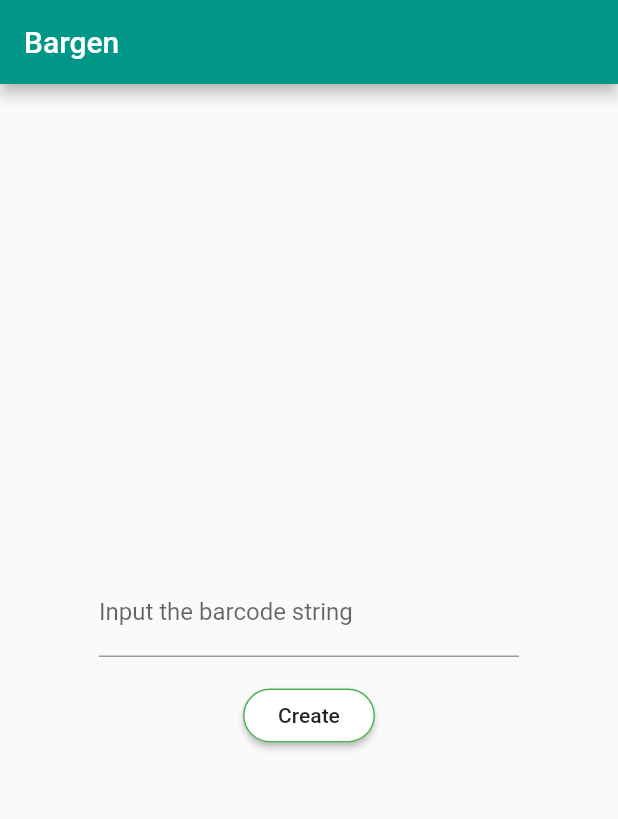
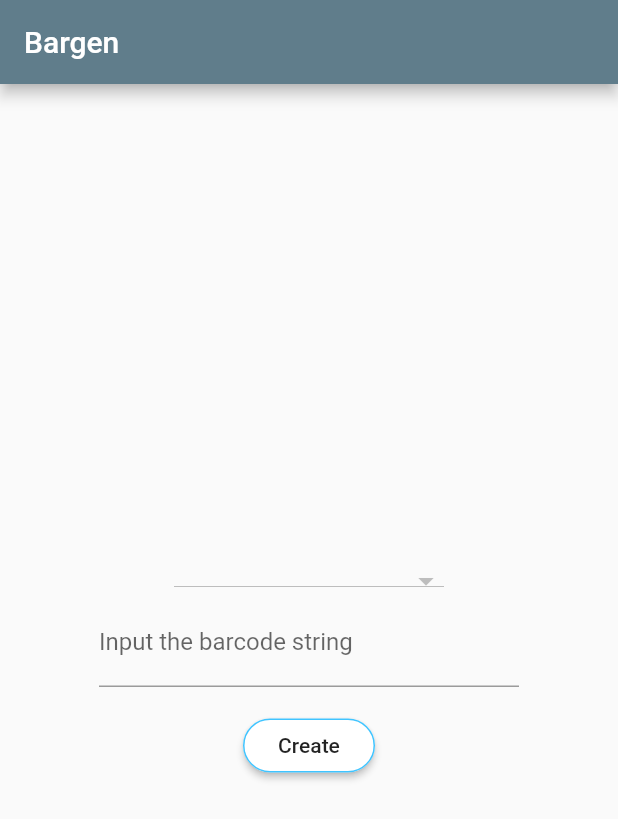
Before and after one commit to yasukotelin/bargen, a Flutter app: the screen it shows after launch, after a tap on "Create", on a phone screen of 412 x 824 dp. Shown: the top 819 px of the screen. Run offline on Flutter 3.47's test engine with Material 2 defaults, Android fonts, the phone set to English and light mode, and no system bars; missing offline and left inert: barcode_flutter.

Commit message:
Add the function to generate a barcode

```diff
--- a/lib/compoments/home/home.dart
+++ /dev/null
@@ -1,117 +0,0 @@
-import 'package:flutter/material.dart';
-import 'package:barcode_flutter/barcode_flutter.dart';
-
-class Home extends StatefulWidget {
-  final String title = "Bargen";
-
-  @override
-  _HomeState createState() => _HomeState();
-}
-
-class _HomeState extends State<Home> {
-  final _barcodeStringController = TextEditingController();
-  String _barcodeString;
-
-  @override
-  Widget build(BuildContext context) {
-    return Scaffold(
-      appBar: AppBar(
-        title: Text(widget.title),
-      ),
-      body: Center(
-        child: Column(
-          mainAxisAlignment: MainAxisAlignment.center,
-          children: <Widget>[
-            Barcode(
-              barcodeString: _barcodeString,
-              codeType: BarCodeType.Code39,
-            ),
-            _inputArea(),
-          ],
-        ),
-      ),
-    );
-  }
-
-  Widget _inputArea() {
-    return Column(
-      children: <Widget>[
-        Container(
-          width: 280.0,
-          alignment: Alignment.center,
-          child: TextField(
-            controller: _barcodeStringController,
-            decoration: const InputDecoration(
-              labelText: "Input the barcode string",
-            ),
-          ),
-        ),
-        Container(
-          margin: EdgeInsets.only(top: 15.0),
-          child: RaisedButton(
-            child: Text("Create"),
-            color: Colors.white,
-            shape: StadiumBorder(
-              side: BorderSide(color: Colors.green),
-            ),
-            onPressed: () {
-              setState(() {
-                _barcodeString = _barcodeStringController.text;
-              });
-            },
-          ),
-        ),
-      ],
-    );
-  }
-}
-
-class Barcode extends StatefulWidget {
-  Barcode({this.barcodeString, this.codeType});
-
-  final String barcodeString;
-  final BarCodeType codeType;
-
-  @override
-  State<StatefulWidget> createState() => BarcodeState();
-}
-
-class BarcodeState extends State<Barcode> {
-  @override
-  Widget build(BuildContext context) {
-    return _generate();
-  }
-
-  Widget _generate() {
-    if (widget.barcodeString == null || widget.barcodeString.isEmpty) {
-      return Container();
-    } else {
-      return _createBarcode();
-    }
-  }
-
-  Widget _createErrorWidget(String errorMsg) {
-    return Column(
-      children: <Widget>[
-        Icon(
-          Icons.mood_bad,
-          size: 50,
-        ),
-        Text(errorMsg),
-      ],
-    );
-  }
-
-  BarCodeImage _createBarcode() {
-    return BarCodeImage(
-      data: widget.barcodeString,
-      codeType: widget.codeType,
-      lineWidth: 2.0,
-      barHeight: 100.0,
-      hasText: true,
-      onError: (error) {
-        print(error);
-      },
-    );
-  }
-}
--- a/lib/main.dart
+++ b/lib/main.dart
@@ -1,6 +1,6 @@
 import 'package:flutter/material.dart';
 
-import 'compoments/home/home.dart';
+import 'ui/page/home/home.dart';
 
 void main() => runApp(App());
 
@@ -10,9 +10,9 @@ class App extends StatelessWidget {
     return MaterialApp(
       title: 'Bargen',
       theme: ThemeData(
-        primarySwatch: Colors.teal,
+        primarySwatch: Colors.blueGrey,
       ),
-      home: Home(),
+      home: HomePage(),
     );
   }
 }
--- /dev/null
+++ b/lib/ui/components/barcode.dart
@@ -0,0 +1,56 @@
+import 'package:barcode_flutter/barcode_flutter.dart';
+import 'package:flutter/material.dart';
+
+class Barcode extends StatefulWidget {
+  Barcode({this.barcodeString, this.codeType});
+
+  final String barcodeString;
+  final BarCodeType codeType;
+
+  @override
+  State<StatefulWidget> createState() => BarcodeState();
+}
+
+class BarcodeState extends State<Barcode> {
+  @override
+  Widget build(BuildContext context) {
+    return _generate();
+  }
+
+  Widget _generate() {
+    if (widget.barcodeString == null || widget.barcodeString.isEmpty) {
+      return _createEmptyWidget();
+    } else {
+      return _createBarcode();
+    }
+  }
+
+  // Widget _createEmptyWidget() {
+  //   return Column(
+  //     children: <Widget>[
+  //       Icon(Icons.mood, size: 50.0),
+  //       Text("Let's generate a Barcode!", style: TextStyle(fontSize: 20.0)),
+  //     ],
+  //   );
+  // }
+
+  Widget _createEmptyWidget() {
+    return Container();
+  }
+
+  BarCodeImage _createBarcode() {
+    return BarCodeImage(
+      data: widget.barcodeString,
+      codeType: widget.codeType,
+      lineWidth: 2.0,
+      barHeight: 100.0,
+      hasText: true,
+      onError: (error) {
+        // TODO ライブラリ側のコードを修正してonErrorを同期的に取れるようにする
+        // ライブラリ側のonErrorの発行タイミングがBarcodeオブジェクトを生成した後の処理で使っているため、非常に扱いづらい。
+        // バリデーションチェック時でしか使われていないため、Barcodeオブジェクト生成時にその処理を行うように修正すればよさそう。
+        print("error -> $error");
+      },
+    );
+  }
+}
--- /dev/null
+++ b/lib/ui/components/buttons.dart
@@ -0,0 +1,22 @@
+import 'package:flutter/material.dart';
+
+typedef void OnPressed();
+
+class BorderEllipseButton extends StatelessWidget {
+  BorderEllipseButton({this.text, this.onPressed});
+
+  final String text;
+  final OnPressed onPressed;
+
+  @override
+  Widget build(BuildContext context) {
+    return RaisedButton(
+      child: Text(text),
+      color: Colors.white,
+      shape: StadiumBorder(
+        side: BorderSide(color: Colors.lightBlueAccent),
+      ),
+      onPressed: this.onPressed,
+    );
+  }
+}
--- /dev/null
+++ b/lib/ui/page/home/home.dart
@@ -0,0 +1,104 @@
+import 'package:flutter/material.dart';
+import 'package:barcode_flutter/barcode_flutter.dart';
+
+import '../../components/barcode.dart';
+import '../../components/buttons.dart';
+
+class HomePage extends StatefulWidget {
+  final String title = "Bargen";
+
+  @override
+  _HomeState createState() => _HomeState();
+}
+
+class _HomeState extends State<HomePage> {
+  final _barcodeStringController = TextEditingController();
+  BarCodeType _selectedBarcodeType = BarCodeType.Code39;
+  BarCodeType _barcodeType;
+  String _barcodeString;
+
+  @override
+  Widget build(BuildContext context) {
+    return Scaffold(
+      appBar: AppBar(
+        title: Text(widget.title),
+      ),
+      body: Center(
+        child: Column(
+          mainAxisAlignment: MainAxisAlignment.center,
+          children: <Widget>[
+            _barcode(),
+            _inputArea(),
+            _createButton(),
+          ],
+        ),
+      ),
+    );
+  }
+
+  Barcode _barcode() {
+    return Barcode(
+      barcodeString: _barcodeString,
+      codeType: _barcodeType,
+    );
+  }
+
+  Widget _inputArea() {
+    return Column(
+      children: <Widget>[
+        // BarcodeType DropdownnButton Widget
+        Container(
+          margin: EdgeInsets.only(top: 16.0),
+          width: 180.0,
+          alignment: Alignment.center,
+          child: DropdownButton<BarCodeType>(
+            value: _selectedBarcodeType,
+            items: BarCodeType.values.map((BarCodeType type) {
+              return DropdownMenuItem<BarCodeType>(
+                value: type,
+                child: Text(_toStringBarCodeType(type)),
+              );
+            }).toList(),
+            isExpanded: true,
+            onChanged: (type) {
+              setState(() {
+                _selectedBarcodeType = type;
+              });
+            },
+          ),
+        ),
+        // Input the barcode string Widget
+        Container(
+          width: 280.0,
+          alignment: Alignment.center,
+          child: TextField(
+            controller: _barcodeStringController,
+            decoration: const InputDecoration(
+              labelText: "Input the barcode string",
+            ),
+          ),
+        ),
+      ],
+    );
+  }
+
+  Widget _createButton() {
+    return Container(
+      margin: EdgeInsets.only(top: 15.0),
+      child: BorderEllipseButton(
+        text: "Create",
+        onPressed: () {
+          setState(() {
+            _barcodeString = _barcodeStringController.text;
+            _barcodeType = _selectedBarcodeType;
+          });
+        },
+      ),
+    );
+  }
+
+  String _toStringBarCodeType(BarCodeType type) {
+    var len = "BarCodeType.".length;
+    return type.toString().substring(len);
+  }
+}
```
Also changed, not shown: images/bargen-snapshot.jpeg (added), 2 other files.
